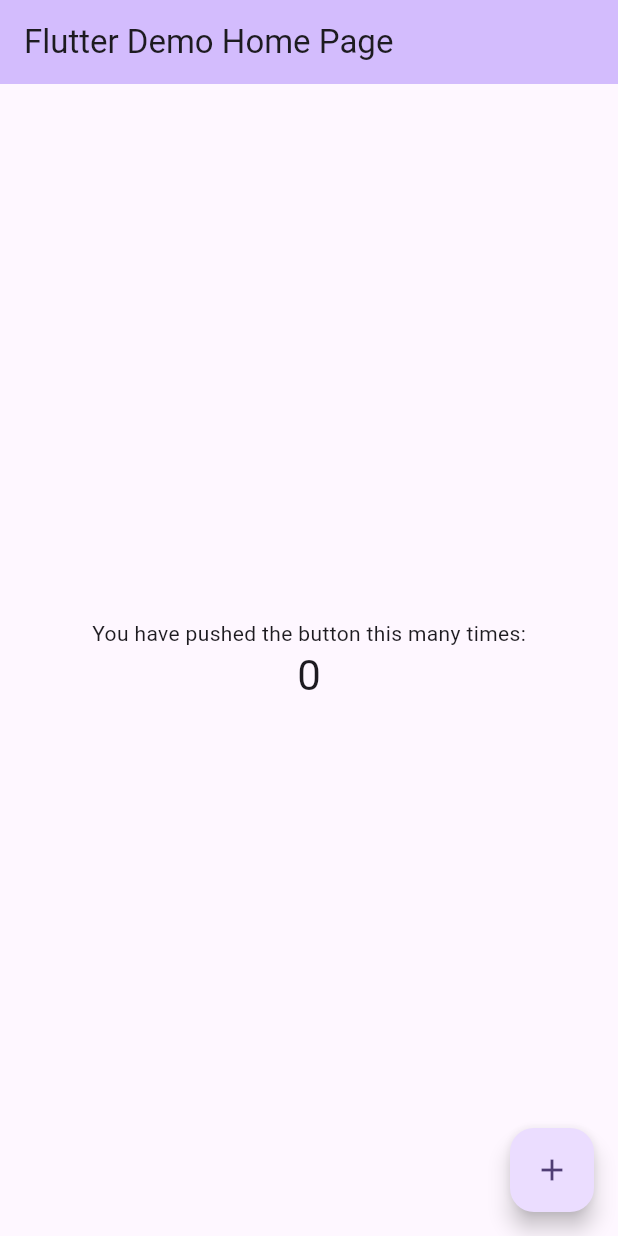
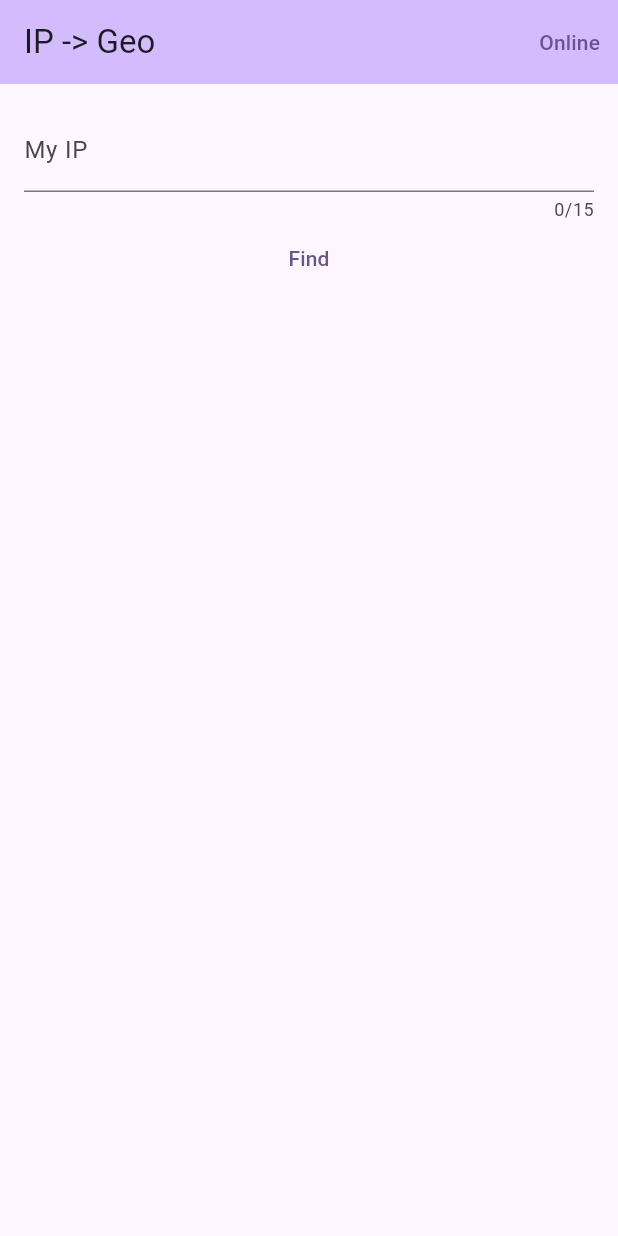
Before and after one commit to RyanGst/classes-postgrad, a Flutter app: the screen it shows after launch, on a phone screen of 412 x 824 dp. Run offline on Flutter 3.47's test engine with Material 3 defaults, Android fonts, the phone set to English and light mode, and no system bars; our stand-ins replace connectivity_plus, dio, drift, drift_flutter, google_maps_flutter, retrofit; accounts and stored records are empty; generated files the repository leaves out were written again.

Commit message:
codegen: run dart build_runner

```diff
--- a/lib/main.dart
+++ b/lib/main.dart
@@ -1,6 +1,14 @@
 import 'package:flutter/material.dart';
+import 'package:myapp/map_location.dart';
+import 'package:myapp/widgets/conn_state.dart';
+import 'package:myapp/widgets/offline.dart';
+import 'package:myapp/widgets/online.dart';
+
+const homeRoute = "/home";
+const mapRoute = "/map";
 
 void main() {
+  WidgetsFlutterBinding.ensureInitialized();
   runApp(const MyApp());
 }
 
@@ -11,115 +19,58 @@ class MyApp extends StatelessWidget {
   @override
   Widget build(BuildContext context) {
     return MaterialApp(
+      debugShowCheckedModeBanner: false,
       title: 'Flutter Demo',
       theme: ThemeData(
-        // This is the theme of your application.
-        //
-        // TRY THIS: Try running your application with "flutter run". You'll see
-        // the application has a purple toolbar. Then, without quitting the app,
-        // try changing the seedColor in the colorScheme below to Colors.green
-        // and then invoke "hot reload" (save your changes or press the "hot
-        // reload" button in a Flutter-supported IDE, or press "r" if you used
-        // the command line to start the app).
-        //
-        // Notice that the counter didn't reset back to zero; the application
-        // state is not lost during the reload. To reset the state, use hot
-        // restart instead.
-        //
-        // This works for code too, not just values: Most code changes can be
-        // tested with just a hot reload.
         colorScheme: ColorScheme.fromSeed(seedColor: Colors.deepPurple),
         useMaterial3: true,
       ),
-      home: const MyHomePage(title: 'Flutter Demo Home Page'),
+      initialRoute: homeRoute,
+      routes: {
+        homeRoute: (context) => const MyHomePage(),
+        mapRoute: (context) => MapLocation()
+      },
     );
   }
 }
 
 class MyHomePage extends StatefulWidget {
-  const MyHomePage({super.key, required this.title});
-
-  // This widget is the home page of your application. It is stateful, meaning
-  // that it has a State object (defined below) that contains fields that affect
-  // how it looks.
-
-  // This class is the configuration for the state. It holds the values (in this
-  // case the title) provided by the parent (in this case the App widget) and
-  // used by the build method of the State. Fields in a Widget subclass are
-  // always marked "final".
-
-  final String title;
+  const MyHomePage({super.key});
 
   @override
-  State<MyHomePage> createState() => _MyHomePageState();
+  State<MyHomePage> createState() {
+    return _MyHomePageState();
+  }
 }
 
 class _MyHomePageState extends State<MyHomePage> {
-  int _counter = 0;
-
-  void _incrementCounter() {
-    setState(() {
-      // This call to setState tells the Flutter framework that something has
-      // changed in this State, which causes it to rerun the build method below
-      // so that the display can reflect the updated values. If we changed
-      // _counter without calling setState(), then the build method would not be
-      // called again, and so nothing would appear to happen.
-      _counter++;
-    });
-  }
+  ConnectivityStatus _connectivityStatus = ConnectivityStatus.checking;
 
   @override
   Widget build(BuildContext context) {
-    // This method is rerun every time setState is called, for instance as done
-    // by the _incrementCounter method above.
-    //
-    // The Flutter framework has been optimized to make rerunning build methods
-    // fast, so that you can just rebuild anything that needs updating rather
-    // than having to individually change instances of widgets.
     return Scaffold(
       appBar: AppBar(
-        // TRY THIS: Try changing the color here to a specific color (to
-        // Colors.amber, perhaps?) and trigger a hot reload to see the AppBar
-        // change color while the other colors stay the same.
         backgroundColor: Theme.of(context).colorScheme.inversePrimary,
-        // Here we take the value from the MyHomePage object that was created by
-        // the App.build method, and use it to set our appbar title.
-        title: Text(widget.title),
+        title: const Text("IP -> Geo"),
+        actions: [
+          TextButton(
+              onPressed: () {},
+              child: ConnStatus(
+                callback: (status) {
+                  setState(() {
+                    _connectivityStatus = status;
+                  });
+                },
+              ))
+        ],
       ),
-      body: Center(
-        // Center is a layout widget. It takes a single child and positions it
-        // in the middle of the parent.
-        child: Column(
-          // Column is also a layout widget. It takes a list of children and
-          // arranges them vertically. By default, it sizes itself to fit its
-          // children horizontally, and tries to be as tall as its parent.
-          //
-          // Column has various properties to control how it sizes itself and
-          // how it positions its children. Here we use mainAxisAlignment to
-          // center the children vertically; the main axis here is the vertical
-          // axis because Columns are vertical (the cross axis would be
-          // horizontal).
-          //
-          // TRY THIS: Invoke "debug painting" (choose the "Toggle Debug Paint"
-          // action in the IDE, or press "p" in the console), to see the
-          // wireframe for each widget.
-          mainAxisAlignment: MainAxisAlignment.center,
-          children: <Widget>[
-            const Text(
-              'You have pushed the button this many times:',
-            ),
-            Text(
-              '$_counter',
-              style: Theme.of(context).textTheme.headlineMedium,
-            ),
-          ],
-        ),
-      ),
-      floatingActionButton: FloatingActionButton(
-        onPressed: _incrementCounter,
-        tooltip: 'Increment',
-        child: const Icon(Icons.add),
-      ), // This trailing comma makes auto-formatting nicer for build methods.
+      body: Center(child: _getCurrentWidget()),
     );
   }
+
+  Widget _getCurrentWidget() => switch (_connectivityStatus) {
+        ConnectivityStatus.checking => const CircularProgressIndicator(),
+        ConnectivityStatus.offline => const Offline(),
+        ConnectivityStatus.online => Online(),
+      };
 }
--- a/lib/model/geo_data.dart
+++ b/lib/model/geo_data.dart
@@ -0,0 +1,33 @@
+import 'package:json_annotation/json_annotation.dart';
+
+part 'geo_data.g.dart';
+
+@JsonSerializable()
+class GeoData {
+  const GeoData({
+    this.query,
+    this.country,
+    this.countryCode,
+    this.region,
+    this.regionName,
+    this.city,
+    this.zip,
+    this.lat,
+    this.lon,
+  });
+
+  factory GeoData.fromJson(Map<String, dynamic> json) =>
+      _$GeoDataFromJson(json);
+
+  final String? query;
+  final String? country;
+  final String? countryCode;
+  final String? region;
+  final String? regionName;
+  final String? city;
+  final String? zip;
+  final double? lat;
+  final double? lon;
+
+  Map<String, dynamic> toJson() => _$GeoDataToJson(this);
+}
--- a/lib/source/local/database.dart
+++ b/lib/source/local/database.dart
@@ -0,0 +1,25 @@
+import 'package:drift/drift.dart';
+import 'package:drift_flutter/drift_flutter.dart';
+
+part 'database.g.dart';
+
+class GeoData extends Table {
+  TextColumn get ip => text()();
+  TextColumn get city => text()();
+  TextColumn get regionName => text()();
+  TextColumn get country => text()();
+  TextColumn get lat => text()();
+  TextColumn get lon => text()();
+}
+
+@DriftDatabase(tables: [GeoData])
+class AppDatabase extends _$AppDatabase {
+  AppDatabase() : super(_openConnection());
+
+  @override
+  int get schemaVersion => 1;
+
+  static QueryExecutor _openConnection() {
+    return driftDatabase(name: 'geodatabase');
+  }
+}
--- a/lib/source/remote/rest_client.dart
+++ b/lib/source/remote/rest_client.dart
@@ -0,0 +1,13 @@
+import 'package:dio/dio.dart';
+import 'package:myapp/model/geo_data.dart';
+import 'package:retrofit/retrofit.dart';
+
+part 'rest_client.g.dart';
+
+@RestApi(baseUrl: 'http://ip-api.com')
+abstract class RestClient {
+  factory RestClient(Dio dio, {String? baseUrl}) = _RestClient;
+
+  @GET('/json/{ip}')
+  Future<GeoData> getGeoData(@Path() String ip);
+}
--- a/lib/widgets/conn_state.dart
+++ b/lib/widgets/conn_state.dart
@@ -0,0 +1,51 @@
+import 'package:flutter/material.dart';
+import 'package:connectivity_plus/connectivity_plus.dart';
+
+enum ConnectivityStatus {
+  checking,
+  offline,
+  online,
+}
+
+class ConnStatus extends StatefulWidget {
+  ConnStatus({super.key, this.callback});
+
+  Function(ConnectivityStatus status)? callback;
+
+  @override
+  State<ConnStatus> createState() => _ConnStatusState();
+}
+
+class _ConnStatusState extends State<ConnStatus> {
+  final Connectivity _connectivity = Connectivity();
+  ConnectivityStatus _connectivityStatus = ConnectivityStatus.checking;
+
+  @override
+  void initState() {
+    super.initState();
+    checkConnectivity();
+  }
+
+  void checkConnectivity() async {
+    List<ConnectivityResult> result = await _connectivity.checkConnectivity();
+
+    setState(() {
+      if (result.contains(ConnectivityResult.none)) {
+        _connectivityStatus = ConnectivityStatus.offline;
+      } else {
+        _connectivityStatus = ConnectivityStatus.online;
+      }
+    });
+
+    widget.callback?.call(_connectivityStatus);
+  }
+
+  @override
+  Widget build(BuildContext context) {
+    return switch (_connectivityStatus) {
+      ConnectivityStatus.checking => const Text('Checking...'),
+      ConnectivityStatus.offline => const Text('Offline'),
+      ConnectivityStatus.online => const Text('Online'),
+    };
+  }
+}
--- a/lib/widgets/online.dart
+++ b/lib/widgets/online.dart
@@ -0,0 +1,79 @@
+import 'package:flutter/material.dart';
+import 'package:dio/dio.dart';
+import 'package:myapp/source/local/database.dart';
+import 'package:myapp/model/geo_data.dart' as model;
+import 'package:myapp/source/remote/rest_client.dart';
+
+class Online extends StatelessWidget {
+  Online({super.key});
+
+  final TextEditingController _ipController = TextEditingController();
+
+  @override
+  Widget build(BuildContext context) {
+    final dio = Dio();
+    final client = RestClient(dio);
+
+    final database = AppDatabase();
+
+    return Padding(
+        padding: const EdgeInsets.all(16),
+        child: Column(
+          children: [
+            TextFormField(
+              controller: _ipController,
+              maxLength: 15,
+              decoration: const InputDecoration(
+                labelText: 'My IP',
+              ),
+            ),
+            TextButton(
+                onPressed: () async {
+                  model.GeoData geo =
+                      await client.getGeoData(_ipController.text);
+                  showBottomSheet(
+                    enableDrag: true,
+                    showDragHandle: true,
+                    context: context,
+                    builder: (context) {
+                      return Wrap(
+                        children: [
+                          ListTile(
+                            title: Text('City: ${geo.city}'),
+                          ),
+                          ListTile(
+                            title: Text('Region Name: ${geo.regionName}'),
+                          ),
+                          ListTile(
+                            title: Text('Country: ${geo.country}'),
+                          ),
+                          IconButton(
+                              onPressed: () {
+                                // Navigator.pushNamed(context, mapRoute,
+                                //     arguments: {
+                                //       "lat": geo.lat,
+                                //       "lon": geo.lon
+                                //     });
+                              },
+                              icon: const Icon(Icons.map_outlined))
+                        ],
+                      );
+                    },
+                  );
+
+                  database
+                      .into(database.geoData)
+                      .insert(GeoDataCompanion.insert(
+                        ip: geo.query ?? "",
+                        city: geo.city ?? "",
+                        regionName: geo.regionName ?? "",
+                        country: geo.country ?? "",
+                        lat: "${geo.lat}",
+                        lon: "${geo.lon}",
+                      ));
+                },
+                child: const Text("Find"))
+          ],
+        ));
+  }
+}
```
Also changed, not shown: lib/map_location.dart (+30 -0 lines), lib/widgets/offline.dart (+44 -0 lines), pubspec.yaml (+3 -4 lines), lib/model/geo_data.g.dart (added), lib/source/local/database.g.dart (added), lib/source/remote/rest_client.g.dart (added), 2 other files.
